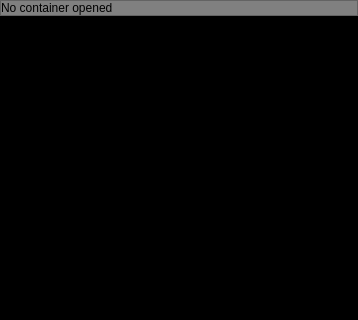
Above: gui/gui/MainWindow.ui from benhj/knoxcrypt before the change; both pictures show x 0 to 358 and y 0 to 320 of the 358 by 479 pixel window. Below: the same form after it.
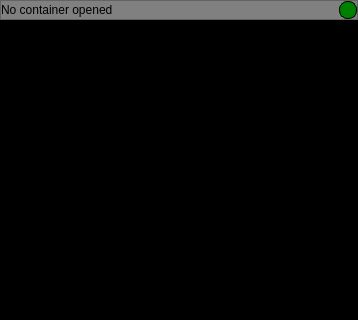
That is the form after the change. Icons and pictures are not drawn.

Commit message: Statud 'bulb' added to GUI

Diff of the .ui file:
```diff
--- a/gui/gui/MainWindow.ui
+++ b/gui/gui/MainWindow.ui
@@ -41,6 +41,18 @@
 background:gray;
 }
 
+QFrame#blinkerFrame{
+background-color: green;
+ border-style: solid;
+ border-width:1px;
+ border-radius:8px;
+ border-color: black;
+ max-width:16px;
+ max-height:16px;
+ min-width:16px;
+ min-height:16px;
+}
+
  QTreeView::branch:has-siblings:!adjoins-item {
      border-image: url(:/new/prefix1/graphix/stylesheet-vline.png) 0;
  }
@@ -248,6 +260,22 @@
          </property>
         </widget>
        </item>
+       <item>
+        <widget class="QFrame" name="blinkerFrame">
+         <property name="maximumSize">
+          <size>
+           <width>18</width>
+           <height>18</height>
+          </size>
+         </property>
+         <property name="frameShape">
+          <enum>QFrame::StyledPanel</enum>
+         </property>
+         <property name="frameShadow">
+          <enum>QFrame::Raised</enum>
+         </property>
+        </widget>
+       </item>
       </layout>
      </widget>
     </item>
```
The commit also changes 2 other files.
